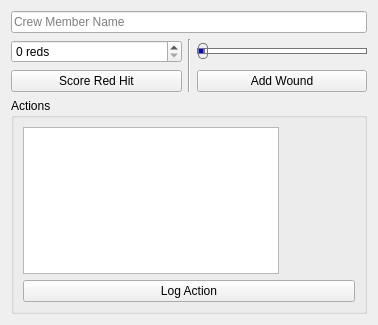
Qt form turn_logger/CrewControls.ui (wchamilton/CEManeuverLog) before a commit.
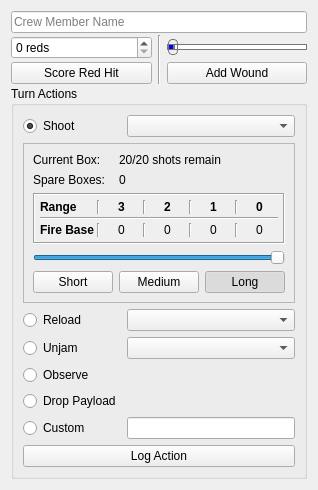
The same form after that commit.

Commit message: Mostly got the action control set up. Decided to combine it again with the crew controls.. might need to split it again if the decision is to move the controls to the tree

Diff of the .ui file:
```diff
--- a/turn_logger/CrewControls.ui
+++ b/turn_logger/CrewControls.ui
@@ -6,14 +6,24 @@
    <rect>
     <x>0</x>
     <y>0</y>
-    <width>378</width>
-    <height>325</height>
+    <width>295</width>
+    <height>481</height>
    </rect>
   </property>
   <property name="windowTitle">
    <string>Form</string>
   </property>
   <layout class="QGridLayout" name="gridLayout_2">
+   <property name="verticalSpacing">
+    <number>2</number>
+   </property>
+   <item row="2" column="2">
+    <widget class="QPushButton" name="add_wound_btn">
+     <property name="text">
+      <string>Add Wound</string>
+     </property>
+    </widget>
+   </item>
    <item row="0" column="0" colspan="3">
     <widget class="QLineEdit" name="name">
      <property name="placeholderText">
@@ -21,20 +31,6 @@
      </property>
     </widget>
    </item>
-   <item row="1" column="0">
-    <widget class="QSpinBox" name="reds_spin">
-     <property name="suffix">
-      <string> reds</string>
-     </property>
-    </widget>
-   </item>
-   <item row="1" column="1" rowspan="2">
-    <widget class="Line" name="line">
-     <property name="orientation">
-      <enum>Qt::Vertical</enum>
-     </property>
-    </widget>
-   </item>
    <item row="1" column="2">
     <widget class="QSlider" name="wounds">
      <property name="enabled">
@@ -118,24 +114,92 @@
      </property>
     </widget>
    </item>
-   <item row="2" column="2">
-    <widget class="QPushButton" name="add_wound_btn">
-     <property name="text">
-      <string>Add Wound</string>
+   <item row="1" column="0">
+    <widget class="QSpinBox" name="reds_spin">
+     <property name="suffix">
+      <string> reds</string>
+     </property>
+    </widget>
+   </item>
+   <item row="1" column="1" rowspan="2">
+    <widget class="Line" name="line">
+     <property name="orientation">
+      <enum>Qt::Vertical</enum>
      </property>
     </widget>
    </item>
    <item row="3" column="0" colspan="3">
-    <widget class="QGroupBox" name="groupBox">
+    <widget class="QGroupBox" name="action_grp">
      <property name="title">
-      <string>Actions</string>
+      <string>Turn Actions</string>
      </property>
-     <layout class="QGridLayout" name="gridLayout" columnstretch="0,1">
+     <layout class="QGridLayout" name="gridLayout_3">
       <item row="0" column="0">
-       <widget class="QListWidget" name="listWidget"/>
+       <widget class="QRadioButton" name="shoot_radio">
+        <property name="text">
+         <string>Shoot</string>
+        </property>
+        <property name="checked">
+         <bool>true</bool>
+        </property>
+       </widget>
       </item>
-      <item row="1" column="0" colspan="2">
-       <widget class="QPushButton" name="pushButton_4">
+      <item row="0" column="1">
+       <widget class="QComboBox" name="gun_selection_shoot"/>
+      </item>
+      <item row="2" column="0">
+       <widget class="QRadioButton" name="reload_radio">
+        <property name="text">
+         <string>Reload</string>
+        </property>
+       </widget>
+      </item>
+      <item row="2" column="1">
+       <widget class="QComboBox" name="gun_selection_reload"/>
+      </item>
+      <item row="3" column="0">
+       <widget class="QRadioButton" name="unjam_radio">
+        <property name="text">
+         <string>Unjam</string>
+        </property>
+       </widget>
+      </item>
+      <item row="3" column="1">
+       <widget class="QComboBox" name="gun_selection_unjam"/>
+      </item>
+      <item row="4" column="0">
+       <widget class="QRadioButton" name="observe_radio">
+        <property name="text">
+         <string>Observe</string>
+        </property>
+       </widget>
+      </item>
+      <item row="5" column="0">
+       <widget class="QRadioButton" name="drop_bomb_radio">
+        <property name="text">
+         <string>Drop Payload</string>
+        </property>
+       </widget>
+      </item>
+      <item row="5" column="1">
+       <widget class="QLabel" name="remaining_bombs_lbl">
+        <property name="text">
+         <string>&lt;remaining_bombs&gt;</string>
+        </property>
+       </widget>
+      </item>
+      <item row="6" column="0">
+       <widget class="QRadioButton" name="custom_radio">
+        <property name="text">
+         <string>Custom</string>
+        </property>
+       </widget>
+      </item>
+      <item row="6" column="1">
+       <widget class="QLineEdit" name="custom_action_line_edit"/>
+      </item>
+      <item row="7" column="0" colspan="2">
+       <widget class="QPushButton" name="log_action">
         <property name="toolTip">
          <string>Note only one action can be logged per crew per turn</string>
         </property>
@@ -144,8 +208,341 @@
         </property>
        </widget>
       </item>
-      <item row="0" column="1">
-       <widget class="QStackedWidget" name="stackedWidget"/>
+      <item row="1" column="0" colspan="2">
+       <widget class="QFrame" name="shoot_frame">
+        <property name="enabled">
+         <bool>true</bool>
+        </property>
+        <property name="frameShape">
+         <enum>QFrame::StyledPanel</enum>
+        </property>
+        <property name="frameShadow">
+         <enum>QFrame::Plain</enum>
+        </property>
+        <property name="lineWidth">
+         <number>1</number>
+        </property>
+        <layout class="QGridLayout" name="gridLayout">
+         <property name="leftMargin">
+          <number>9</number>
+         </property>
+         <property name="rightMargin">
+          <number>9</number>
+         </property>
+         <property name="bottomMargin">
+          <number>9</number>
+         </property>
+         <item row="0" column="0">
+          <widget class="QLabel" name="label_15">
+           <property name="text">
+            <string>Current Box:</string>
+           </property>
+          </widget>
+         </item>
+         <item row="0" column="1" colspan="2">
+          <widget class="QLabel" name="ammo_box_current">
+           <property name="text">
+            <string>20/20 shots remain</string>
+           </property>
+          </widget>
+         </item>
+         <item row="1" column="0">
+          <widget class="QLabel" name="label_16">
+           <property name="text">
+            <string>Spare Boxes:</string>
+           </property>
+          </widget>
+         </item>
+         <item row="2" column="0" colspan="3">
+          <widget class="QFrame" name="frame">
+           <property name="autoFillBackground">
+            <bool>true</bool>
+           </property>
+           <property name="frameShape">
+            <enum>QFrame::Box</enum>
+           </property>
+           <property name="frameShadow">
+            <enum>QFrame::Sunken</enum>
+           </property>
+           <layout class="QGridLayout" name="gridLayout_4">
+            <property name="leftMargin">
+             <number>5</number>
+            </property>
+            <property name="topMargin">
+             <number>5</number>
+            </property>
+            <property name="rightMargin">
+             <number>5</number>
+            </property>
+            <property name="bottomMargin">
+             <number>5</number>
+            </property>
+            <property name="spacing">
+             <number>3</number>
+            </property>
+            <item row="2" column="3">
+             <widget class="Line" name="line_20">
+              <property name="orientation">
+               <enum>Qt::Vertical</enum>
+              </property>
+             </widget>
+            </item>
+            <item row="0" column="0">
+             <widget class="QLabel" name="label_4">
+              <property name="font">
+               <font>
+                <weight>75</weight>
+                <bold>true</bold>
+               </font>
+              </property>
+              <property name="text">
+               <string>Range</string>
+              </property>
+             </widget>
+            </item>
+            <item row="1" column="0" colspan="9">
+             <widget class="Line" name="line_6">
+              <property name="orientation">
+               <enum>Qt::Horizontal</enum>
+              </property>
+             </widget>
+            </item>
+            <item row="2" column="0">
+             <widget class="QLabel" name="label_13">
+              <property name="font">
+               <font>
+                <weight>75</weight>
+                <bold>true</bold>
+               </font>
+              </property>
+              <property name="text">
+               <string>Fire Base</string>
+              </property>
+             </widget>
+            </item>
+            <item row="2" column="5">
+             <widget class="Line" name="line_21">
+              <property name="orientation">
+               <enum>Qt::Vertical</enum>
+              </property>
+             </widget>
+            </item>
+            <item row="0" column="7">
+             <widget class="Line" name="line_18">
+              <property name="orientation">
+               <enum>Qt::Vertical</enum>
+              </property>
+             </widget>
+            </item>
+            <item row="0" column="8">
+             <widget class="QLabel" name="label_12">
+              <property name="font">
+               <font>
+                <weight>75</weight>
+                <bold>true</bold>
+               </font>
+              </property>
+              <property name="text">
+               <string>0</string>
+              </property>
+              <property name="alignment">
+               <set>Qt::AlignCenter</set>
+              </property>
+             </widget>
+            </item>
+            <item row="2" column="8">
+             <widget class="QLabel" name="fire_base_0">
+              <property name="text">
+               <string>0</string>
+              </property>
+              <property name="alignment">
+               <set>Qt::AlignCenter</set>
+              </property>
+             </widget>
+            </item>
+            <item row="0" column="2">
+             <widget class="QLabel" name="label_8">
+              <property name="font">
+               <font>
+                <weight>75</weight>
+                <bold>true</bold>
+               </font>
+              </property>
+              <property name="text">
+               <string>3</string>
+              </property>
+              <property name="alignment">
+               <set>Qt::AlignCenter</set>
+              </property>
+             </widget>
+            </item>
+            <item row="2" column="4">
+             <widget class="QLabel" name="fire_base_2">
+              <property name="text">
+               <string>0</string>
+              </property>
+              <property name="alignment">
+               <set>Qt::AlignCenter</set>
+              </property>
+             </widget>
+            </item>
+            <item row="2" column="2">
+             <widget class="QLabel" name="fire_base_3">
+              <property name="text">
+               <string>0</string>
+              </property>
+              <property name="alignment">
+               <set>Qt::AlignCenter</set>
+              </property>
+             </widget>
+            </item>
+            <item row="0" column="4">
+             <widget class="QLabel" name="label_9">
+              <property name="font">
+               <font>
+                <weight>75</weight>
+                <bold>true</bold>
+               </font>
+              </property>
+              <property name="text">
+               <string>2</string>
+              </property>
+              <property name="alignment">
+               <set>Qt::AlignCenter</set>
+              </property>
+             </widget>
+            </item>
+            <item row="2" column="1">
+             <widget class="Line" name="line_19">
+              <property name="orientation">
+               <enum>Qt::Vertical</enum>
+              </property>
+             </widget>
+            </item>
+            <item row="2" column="7">
+             <widget class="Line" name="line_22">
+              <property name="orientation">
+               <enum>Qt::Vertical</enum>
+              </property>
+             </widget>
+            </item>
+            <item row="2" column="6">
+             <widget class="QLabel" name="fire_base_1">
+              <property name="text">
+               <string>0</string>
+              </property>
+              <property name="alignment">
+               <set>Qt::AlignCenter</set>
+              </property>
+             </widget>
+            </item>
+            <item row="0" column="1">
+             <widget class="Line" name="line_5">
+              <property name="orientation">
+               <enum>Qt::Vertical</enum>
+              </property>
+             </widget>
+            </item>
+            <item row="0" column="3">
+             <widget class="Line" name="line_8">
+              <property name="orientation">
+               <enum>Qt::Vertical</enum>
+              </property>
+             </widget>
+            </item>
+            <item row="0" column="6">
+             <widget class="QLabel" name="label_10">
+              <property name="font">
+               <font>
+                <weight>75</weight>
+                <bold>true</bold>
+               </font>
+              </property>
+              <property name="text">
+               <string>1</string>
+              </property>
+              <property name="alignment">
+               <set>Qt::AlignCenter</set>
+              </property>
+             </widget>
+            </item>
+            <item row="0" column="5">
+             <widget class="Line" name="line_17">
+              <property name="orientation">
+               <enum>Qt::Vertical</enum>
+              </property>
+             </widget>
+            </item>
+           </layout>
+          </widget>
+         </item>
+         <item row="3" column="0" colspan="3">
+          <widget class="QSlider" name="burst_len">
+           <property name="maximum">
+            <number>2</number>
+           </property>
+           <property name="pageStep">
+            <number>1</number>
+           </property>
+           <property name="value">
+            <number>2</number>
+           </property>
+           <property name="orientation">
+            <enum>Qt::Horizontal</enum>
+           </property>
+          </widget>
+         </item>
+         <item row="4" column="0">
+          <widget class="QPushButton" name="short_burst_btn">
+           <property name="text">
+            <string>Short</string>
+           </property>
+           <property name="checkable">
+            <bool>true</bool>
+           </property>
+           <property name="autoExclusive">
+            <bool>true</bool>
+           </property>
+          </widget>
+         </item>
+         <item row="4" column="1">
+          <widget class="QPushButton" name="med_burst_btn">
+           <property name="text">
+            <string>Medium</string>
+           </property>
+           <property name="checkable">
+            <bool>true</bool>
+           </property>
+           <property name="autoExclusive">
+            <bool>true</bool>
+           </property>
+          </widget>
+         </item>
+         <item row="4" column="2">
+          <widget class="QPushButton" name="long_burst_btn">
+           <property name="text">
+            <string>Long</string>
+           </property>
+           <property name="checkable">
+            <bool>true</bool>
+           </property>
+           <property name="checked">
+            <bool>true</bool>
+           </property>
+           <property name="autoExclusive">
+            <bool>true</bool>
+           </property>
+          </widget>
+         </item>
+         <item row="1" column="1" colspan="2">
+          <widget class="QLabel" name="ammo_total">
+           <property name="text">
+            <string>0</string>
+           </property>
+          </widget>
+         </item>
+        </layout>
+       </widget>
       </item>
      </layout>
     </widget>
```
Left out of the diff: 19 changed lines with no effect on the pictures. The commit also changes 18 other files.
